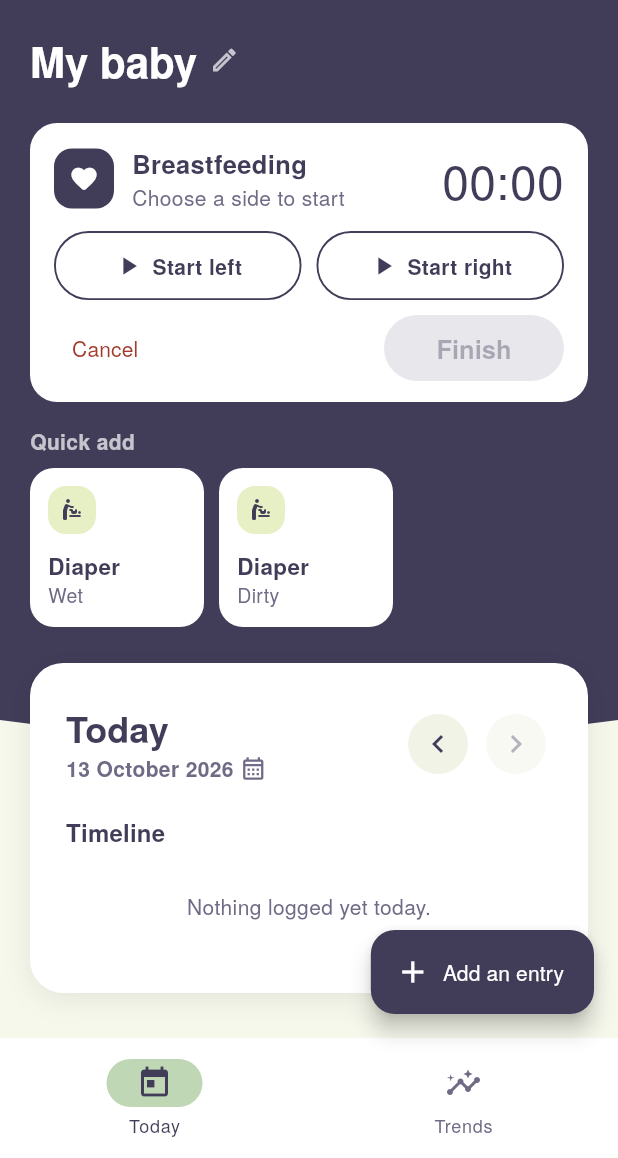
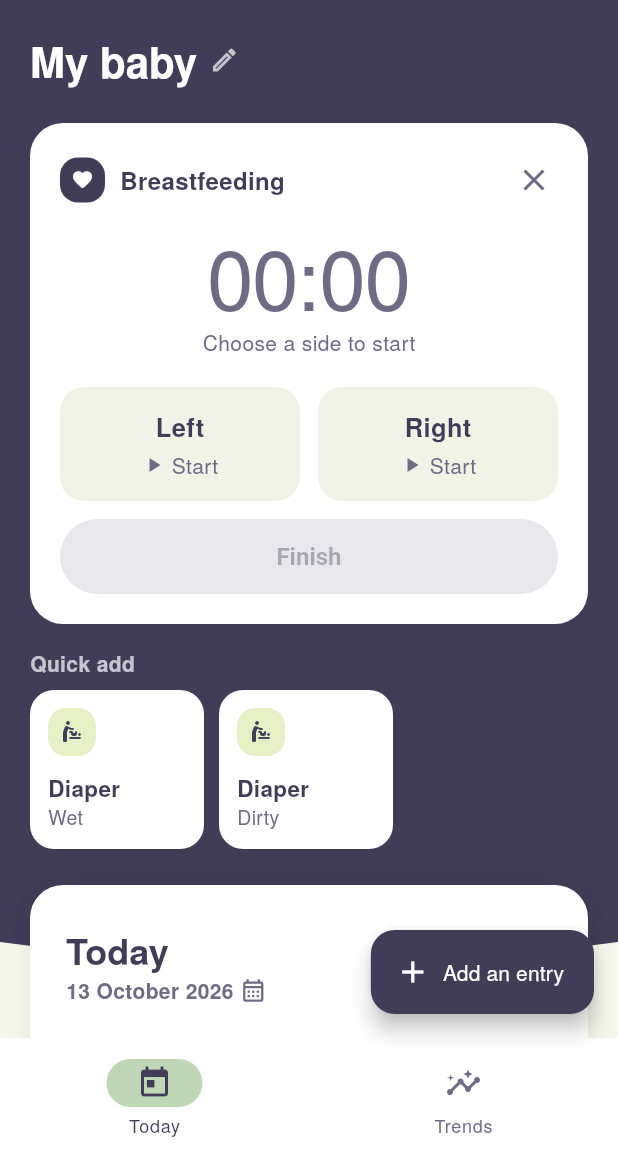
Before and after one commit to nishamehta-ux/Baby-Feed-Tracker, a Flutter app: the screen it shows after launch, after a tap on "Breastfeed", on a phone screen of 412 x 824 dp, the part 78-1236 px from its top. Run offline on Flutter 3.47's test engine with Material 3 defaults, Android fonts, the phone set to English and light mode, and no system bars; our stand-ins replace shared_preferences.

Commit message:
Rework the live timer card's hierarchy and spacing
A header with the kind and a close button, a large centred clock with its
status underneath, big side tiles (time per side, last side tagged, the
running side filled) and a full-width Finish button.

Co-Authored-By: Claude Opus 5.5 <noreply@anthropic.com>
Claude-Session: https://claude.ai/code/session_019gxCbU7q3yKq7C9h7xrrHz

```diff
--- a/lib/widgets/quick_actions.dart
+++ b/lib/widgets/quick_actions.dart
@@ -211,49 +211,88 @@ class _LiveTimerCardState extends State<LiveTimerCard> {
                 : 'Timing';
 
     return Container(
-      padding: const EdgeInsets.fromLTRB(16, 14, 16, 12),
-      decoration: BoxDecoration(color: Colors.white, borderRadius: BorderRadius.circular(18)),
+      padding: const EdgeInsets.fromLTRB(20, 14, 12, 20),
+      decoration: BoxDecoration(color: Colors.white, borderRadius: BorderRadius.circular(22)),
       child: Column(
         children: [
+          // Header: what is being timed, and a way out.
           Row(
             children: [
-              EntryIcon(type: live.type, size: 40),
-              const SizedBox(width: 12),
+              EntryIcon(type: live.type, size: 30),
+              const SizedBox(width: 10),
               Expanded(
-                child: Column(
-                  crossAxisAlignment: CrossAxisAlignment.start,
-                  children: [
-                    Text(
+                child: Text(
                   isBreast ? 'Breastfeeding' : 'Pumping',
                   style: const TextStyle(
-                          fontSize: 17, fontWeight: FontWeight.w700, color: AppColors.ink),
+                      fontSize: 16, fontWeight: FontWeight.w700, color: AppColors.ink),
                 ),
-                    Text(status, style: const TextStyle(color: AppColors.muted)),
+              ),
+              IconButton(
+                onPressed: _discard,
+                tooltip: live.notStarted ? 'Cancel' : 'Discard',
+                icon: const Icon(Icons.close, color: AppColors.muted),
+              ),
             ],
           ),
+          const SizedBox(height: 8),
+          // The clock is the focus of the card.
+          Padding(
+            padding: const EdgeInsets.only(right: 8),
+            child: Column(
+              children: [
+                FittedBox(
+                  fit: BoxFit.scaleDown,
+                  child: Text(
+                    formatClock(live.total(now)),
+                    style: TextStyle(
+                      fontSize: 56,
+                      height: 1.1,
+                      letterSpacing: -1,
+                      color: live.notStarted ? AppColors.muted : AppColors.ink,
+                      fontFeatures: const [FontFeature.tabularFigures()],
                     ),
-              Text(
-                formatClock(live.total(now)),
-                style: const TextStyle(
-                  fontSize: 32,
-                  color: AppColors.ink,
-                  fontFeatures: [FontFeature.tabularFigures()],
+                  ),
+                ),
+                const SizedBox(height: 4),
+                Row(
+                  mainAxisAlignment: MainAxisAlignment.center,
+                  children: [
+                    if (live.running) ...[
+                      Container(
+                        width: 8,
+                        height: 8,
+                        decoration: const BoxDecoration(
+                          color: AppColors.sage,
+                          shape: BoxShape.circle,
+                        ),
+                      ),
+                      const SizedBox(width: 6),
+                    ],
+                    Flexible(
+                      child: Text(
+                        status,
+                        style: const TextStyle(fontSize: 14, color: AppColors.muted),
                       ),
                     ),
                   ],
                 ),
-          const SizedBox(height: 12),
+                const SizedBox(height: 20),
                 if (isBreast)
                   Row(
                     children: [
                       for (final s in BreastSide.values) ...[
-                  if (s == BreastSide.right) const SizedBox(width: 10),
+                        if (s == BreastSide.right) const SizedBox(width: 12),
                         Expanded(
-                    child: _SideButton(
-                      label: s == BreastSide.left ? 'Left' : 'Right',
-                      time: live.notStarted ? null : formatClock(live.onSide(s, now)),
-                      wasLastSide: live.notStarted && lastSide == s,
+                          child: _ControlTile(
+                            title: s == BreastSide.left ? 'Left' : 'Right',
+                            detail: live.notStarted ? 'Start' : formatClock(live.onSide(s, now)),
+                            tag: live.notStarted && lastSide == s ? 'last side' : null,
                             running: live.running && live.side == s,
+                            semanticsLabel: live.notStarted
+                                ? 'Start ${s.name} side'
+                                    '${lastSide == s ? ', the side the last feed ended on' : ''}'
+                                : '${s.name} side, ${formatClock(live.onSide(s, now))}, '
+                                    '${live.running && live.side == s ? 'running, tap to pause' : 'tap to time this side'}',
                             onTap: () => widget.store.setLive(live.toggled(DateTime.now(), s)),
                           ),
                         ),
@@ -261,38 +300,27 @@ class _LiveTimerCardState extends State<LiveTimerCard> {
                     ],
                   )
                 else
+                  _ControlTile(
+                    title: live.running ? 'Pause' : (live.notStarted ? 'Start' : 'Resume'),
+                    running: live.running,
+                    semanticsLabel: live.running ? 'Pause' : 'Start',
+                    onTap: () => widget.store.setLive(live.toggled(DateTime.now())),
+                  ),
+                const SizedBox(height: 12),
                 SizedBox(
                   width: double.infinity,
-              child: OutlinedButton.icon(
-                onPressed: () => widget.store.setLive(live.toggled(DateTime.now())),
-                icon: Icon(live.running ? Icons.pause : Icons.play_arrow),
-                label: Text(live.running ? 'Pause' : (live.notStarted ? 'Start' : 'Resume')),
-                style: OutlinedButton.styleFrom(
-                  minimumSize: const Size.fromHeight(46),
-                  foregroundColor: AppColors.ink,
-                  side: const BorderSide(color: AppColors.ink, width: 1.25),
-                  shape: const StadiumBorder(),
-                ),
-              ),
-            ),
-          const SizedBox(height: 8),
-          Row(
-            children: [
-              TextButton(
-                onPressed: _discard,
-                style: TextButton.styleFrom(foregroundColor: AppColors.danger),
-                child: Text(live.notStarted ? 'Cancel' : 'Discard'),
-              ),
-              const Spacer(),
-              FilledButton(
+                  child: FilledButton(
                     onPressed: live.notStarted ? null : widget.onFinish,
                     style: FilledButton.styleFrom(
-                  minimumSize: const Size(120, 44),
+                      minimumSize: const Size.fromHeight(50),
                       shape: const StadiumBorder(),
+                      textStyle: const TextStyle(fontSize: 16, fontWeight: FontWeight.w700),
                     ),
                     child: const Text('Finish'),
                   ),
+                ),
               ],
+            ),
           ),
         ],
       ),
@@ -300,69 +328,94 @@ class _LiveTimerCardState extends State<LiveTimerCard> {
   }
 }
 
-class _SideButton extends StatelessWidget {
-  const _SideButton({
-    required this.label,
-    required this.time,
+/// A big tap target on the timer card: a breast side with its time, or the
+/// pump's start/pause. Filled while it is the one running.
+class _ControlTile extends StatelessWidget {
+  const _ControlTile({
+    required this.title,
     required this.running,
     required this.onTap,
-    this.wasLastSide = false,
+    required this.semanticsLabel,
+    this.detail,
+    this.tag,
   });
 
-  final String label;
+  final String title;
 
-  /// Null before the timer has started: the button reads "Start left".
-  final String? time;
+  /// "Start" before timing, else the time on this side.
+  final String? detail;
+
+  /// Marks the side the previous feed ended on, to help alternate.
+  final String? tag;
   final bool running;
   final VoidCallback onTap;
-
-  /// Marks the side the previous feed ended on, to help alternate.
-  final bool wasLastSide;
+  final String semanticsLabel;
 
   @override
   Widget build(BuildContext context) {
     final fg = running ? Colors.white : AppColors.ink;
+    final sub = running ? Colors.white70 : AppColors.muted;
     return Semantics(
       button: true,
-      label: time == null
-          ? 'Start $label side${wasLastSide ? ', the side the last feed ended on' : ''}'
-          : '$label side, $time, ${running ? 'running, tap to pause' : 'tap to time this side'}',
+      label: semanticsLabel,
       child: Material(
-        color: running ? AppColors.indigo : Colors.white,
-        shape: StadiumBorder(side: BorderSide(color: AppColors.ink, width: running ? 0 : 1.25)),
+        color: running ? AppColors.indigo : AppColors.field,
+        borderRadius: BorderRadius.circular(16),
         child: InkWell(
-          customBorder: const StadiumBorder(),
+          borderRadius: BorderRadius.circular(16),
           onTap: onTap,
-          child: SizedBox(
-            height: 46,
           child: ExcludeSemantics(
+            child: Container(
+              height: detail == null ? 56 : 76,
+              padding: const EdgeInsets.symmetric(horizontal: 12),
               child: FittedBox(
                 fit: BoxFit.scaleDown,
-                child: Row(
+                child: Column(
                   mainAxisSize: MainAxisSize.min,
                   children: [
-                    Icon(running ? Icons.pause : Icons.play_arrow, color: fg, size: 20),
+                    Row(
+                      mainAxisSize: MainAxisSize.min,
+                      children: [
+                        if (detail == null) ...[
+                          Icon(running ? Icons.pause : Icons.play_arrow, color: fg, size: 22),
                           const SizedBox(width: 6),
+                        ],
                         Text(
-                      time == null ? 'Start ${label.toLowerCase()}' : '$label $time',
-                      style: TextStyle(
-                        fontWeight: FontWeight.w700,
-                        color: fg,
-                        fontFeatures: const [FontFeature.tabularFigures()],
+                          title,
+                          style: TextStyle(fontSize: 17, fontWeight: FontWeight.w700, color: fg),
                         ),
-                    ),
-                    if (wasLastSide) ...[
+                        if (tag != null) ...[
                           const SizedBox(width: 8),
                           Container(
                             padding: const EdgeInsets.symmetric(horizontal: 6, vertical: 2),
                             decoration: BoxDecoration(
                               color: AppColors.cream,
-                          borderRadius: BorderRadius.circular(4),
+                              borderRadius: BorderRadius.circular(6),
                             ),
-                        child: const Text(
-                          'last side',
-                          style: TextStyle(fontSize: 12, color: AppColors.ink),
+                            child: Text(
+                              tag!,
+                              style: const TextStyle(fontSize: 11, color: AppColors.ink),
                             ),
+                          ),
+                        ],
+                      ],
+                    ),
+                    if (detail != null) ...[
+                      const SizedBox(height: 4),
+                      Row(
+                        mainAxisSize: MainAxisSize.min,
+                        children: [
+                          Icon(running ? Icons.pause : Icons.play_arrow, color: sub, size: 16),
+                          const SizedBox(width: 4),
+                          Text(
+                            detail!,
+                            style: TextStyle(
+                              fontSize: 14,
+                              color: sub,
+                              fontFeatures: const [FontFeature.tabularFigures()],
+                            ),
+                          ),
+                        ],
                       ),
                     ],
                   ],
```
Also changed, not shown: 1 other file. Lines whose indentation alone changed are shown as unchanged.
